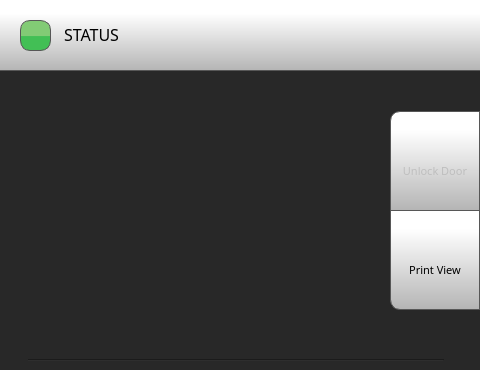
Qt form octoprint_Volterra400TouchUI/mainGUI_volterra400.ui (FracktalWorks/IMTEX_Volterra400TouchUI) before a commit; both pictures show x 0 to 480 and y 0 to 370 of the 480 by 800 pixel window.
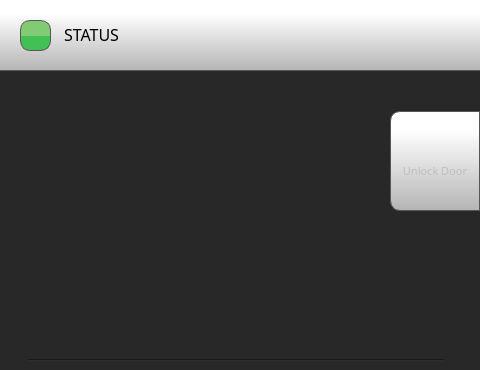
The same form after that commit. Icons and pictures are not drawn.

```diff
--- a/octoprint_Volterra400TouchUI/mainGUI_volterra400.ui
+++ b/octoprint_Volterra400TouchUI/mainGUI_volterra400.ui
@@ -1726,6 +1726,8 @@
 
 border-top-left-radius: 10px;
 
+border-bottom-left-radius: 10px;
+
 
 
 }
@@ -1770,73 +1772,6 @@
        <bool>false</bool>
       </property>
      </widget>
-     <widget class="QToolButton" name="printPreviewButton">
-      <property name="geometry">
-       <rect>
-        <x>390</x>
-        <y>210</y>
-        <width>90</width>
-        <height>100</height>
-       </rect>
-      </property>
-      <property name="minimumSize">
-       <size>
-        <width>0</width>
-        <height>0</height>
-       </size>
-      </property>
-      <property name="font">
-       <font>
-        <family>Gotham Light</family>
-        <pointsize>8</pointsize>
-       </font>
-      </property>
-      <property name="styleSheet">
-       <string notr="true">QToolButton {
-	padding-top: 20px;
-     border: 1px solid rgb(87, 87, 87);
-	background-color: qlineargradient(spread:pad, x1:0, y1:1, x2:0, y2:0.188, stop:0 rgba(180, 180, 180, 255), stop:1 rgba(255, 255, 255, 255));
-
-border-bottom-left-radius: 10px;
-
-
-
-}
-
-QToolButton:pressed {
-    background-color: qlineargradient(x1: 0, y1: 0, x2: 0, y2: 1,
-                                      stop: 0 #dadbde, stop: 1 #f6f7fa);
-}
-
-QToolButton:flat {
-    border: none; /* no border for a flat push button */
-}
-
-QToolButton:default {
-    border-color: navy; /* make the default button prominent */
-}</string>
-      </property>
-      <property name="text">
-       <string>Print View</string>
-      </property>
-      <property name="icon">
-       <iconset>
-        <normaloff>templates/img/camera.png</normaloff>
-        <normalon>templates/img/3d-cube.png</normalon>templates/img/camera.png</iconset>
-      </property>
-      <property name="iconSize">
-       <size>
-        <width>50</width>
-        <height>50</height>
-       </size>
-      </property>
-      <property name="checkable">
-       <bool>true</bool>
-      </property>
-      <property name="toolButtonStyle">
-       <enum>Qt::ToolButtonTextUnderIcon</enum>
-      </property>
-     </widget>
      <widget class="Line" name="line_8">
       <property name="geometry">
        <rect>
```
Left out of the diff: 1 changed line with no effect on the pictures.
